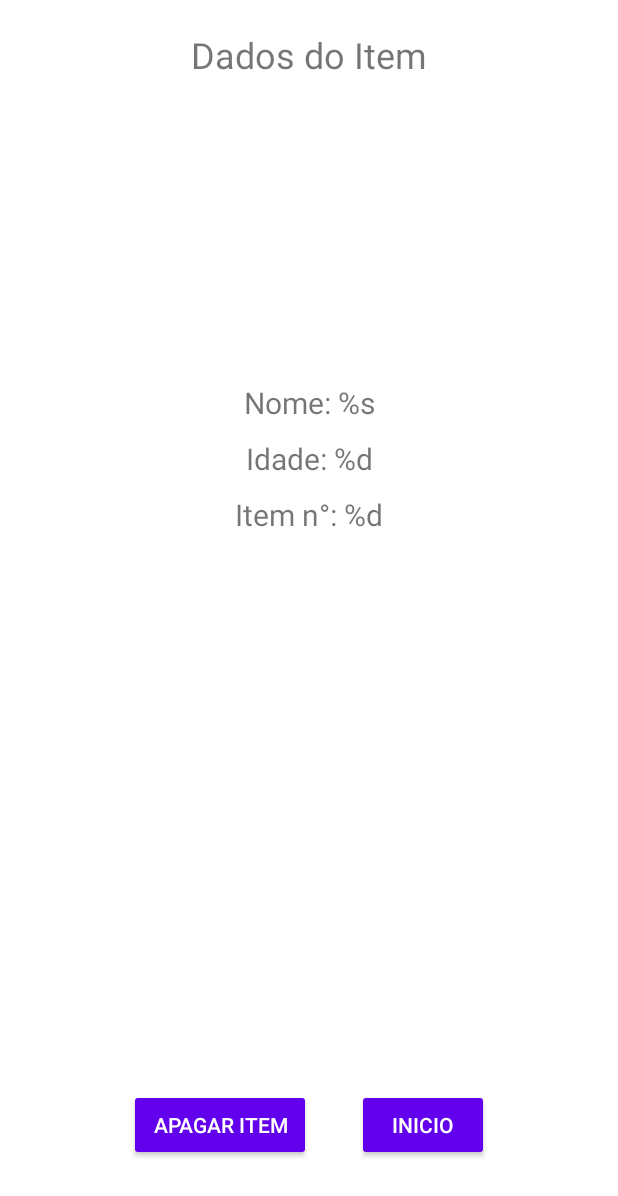
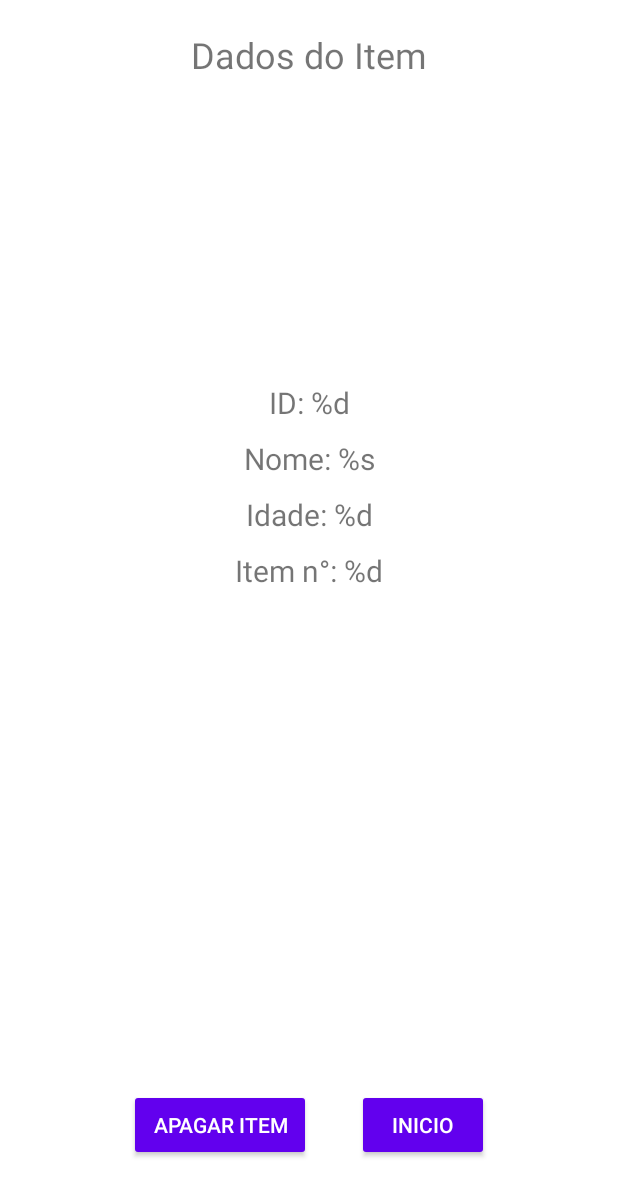
Before and after one commit to GuilhermePalma/RecycleView, an Android app: the layout activity_window_results.xml on its own in the app's theme, with its tools: preview values and no code run, on a phone screen of 412 x 824 dp. Shown: the top 1196 px of the screen. Run offline under Robolectric (Android 15) with nearby library versions, the phone set to English and light mode, and no system bars.

Commit message:
Alteração no Layout

```diff
--- a/app/src/main/res/layout/activity_window_results.xml
+++ b/app/src/main/res/layout/activity_window_results.xml
@@ -4,7 +4,7 @@
     xmlns:tools="http://schemas.android.com/tools"
     android:layout_width="match_parent"
     android:layout_height="match_parent"
-    tools:context=".WindowResults">
+    tools:context=".views.WindowResults">
 
     <TextView
         android:id="@+id/textView2"
@@ -18,16 +18,27 @@
         app:layout_constraintTop_toTopOf="parent" />
 
     <TextView
-        android:id="@+id/txt_name"
+        android:id="@+id/txt_id"
         android:layout_width="wrap_content"
         android:layout_height="wrap_content"
-        android:text="@string/label_nameFormatted"
+        android:text="@string/label_idFormatted"
         android:textSize="20sp"
         app:layout_constraintBottom_toBottomOf="parent"
         app:layout_constraintEnd_toEndOf="parent"
         app:layout_constraintStart_toStartOf="parent"
         app:layout_constraintTop_toTopOf="parent"
         app:layout_constraintVertical_bias="0.32" />
+
+    <TextView
+        android:id="@+id/txt_name"
+        android:layout_width="wrap_content"
+        android:layout_height="wrap_content"
+        android:layout_marginTop="10dp"
+        android:text="@string/label_nameFormatted"
+        android:textSize="20sp"
+        app:layout_constraintEnd_toEndOf="parent"
+        app:layout_constraintStart_toStartOf="parent"
+        app:layout_constraintTop_toBottomOf="@+id/txt_id" />
 
     <TextView
         android:id="@+id/txt_age"
--- a/app/src/main/res/values/strings.xml
+++ b/app/src/main/res/values/strings.xml
@@ -11,6 +11,7 @@
     <string name="label_age">Idade</string>
 
     <!-- Strings Activity Result -->
+    <string name="label_idFormatted">ID: %d</string>
     <string name="label_nameFormatted">Nome: %s</string>
     <string name="label_ageFormatted">Idade: %d</string>
     <string name="label_itemFormatted">Item n°: %d</string>
--- a/app/src/main/res/values/style.xml
+++ b/app/src/main/res/values/style.xml
@@ -1,7 +1,7 @@
 <?xml version="1.0" encoding="utf-8"?>
 <resources>
 
-    <style name="style_IconOnly" parent="Widget.MaterialComponents.Button.Icon">
+    <style name="style_IconOnly" parent="Widget.MaterialComponents.Button">
         <item name="iconPadding">0dp</item>
         <item name="android:paddingLeft">10dp</item>
         <item name="android:paddingRight">10dp</item>
```
